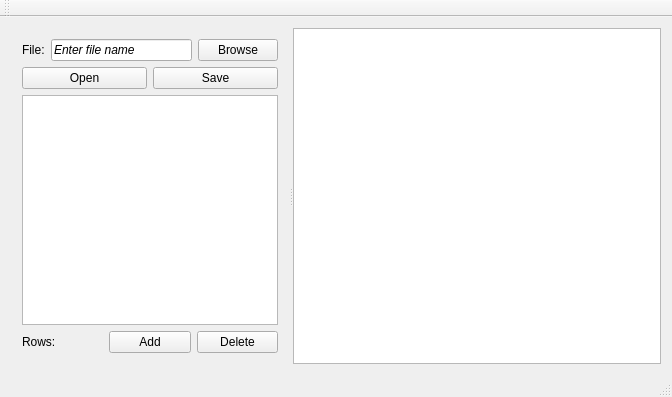
bdknopp/CSVGrapher, file MainWindow.ui: the form before one commit.
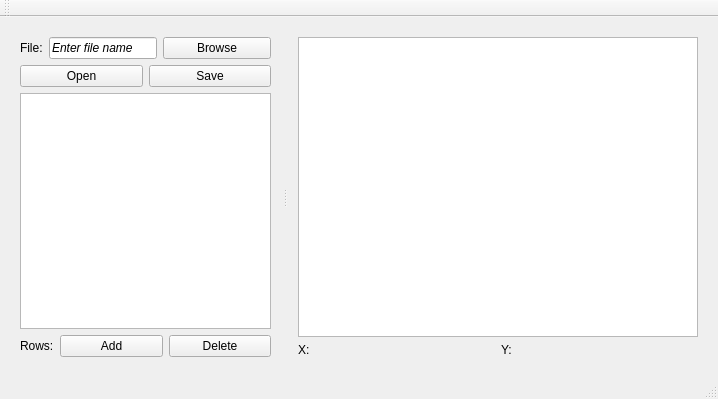
The form after the commit.

Commit message: Corrected component size with axis labels.

What changed in the file:
```diff
--- a/MainWindow.ui
+++ b/MainWindow.ui
@@ -6,7 +6,7 @@
    <rect>
     <x>0</x>
     <y>0</y>
-    <width>672</width>
+    <width>695</width>
     <height>397</height>
    </rect>
   </property>
@@ -20,26 +20,53 @@
    <string>CSV Data Graph</string>
   </property>
   <widget class="QWidget" name="centralWidget">
-   <layout class="QHBoxLayout" name="horizontalLayout_3">
+   <layout class="QHBoxLayout" name="horizontalLayout_5" stretch="0">
+    <property name="spacing">
+     <number>6</number>
+    </property>
+    <property name="leftMargin">
+     <number>9</number>
+    </property>
+    <property name="topMargin">
+     <number>9</number>
+    </property>
+    <property name="rightMargin">
+     <number>9</number>
+    </property>
+    <property name="bottomMargin">
+     <number>9</number>
+    </property>
     <item>
      <widget class="QSplitter" name="splitter">
       <property name="sizePolicy">
        <sizepolicy hsizetype="Minimum" vsizetype="Preferred">
-        <horstretch>0</horstretch>
-        <verstretch>0</verstretch>
+        <horstretch>1</horstretch>
+        <verstretch>1</verstretch>
        </sizepolicy>
       </property>
       <property name="orientation">
        <enum>Qt::Horizontal</enum>
       </property>
+      <property name="handleWidth">
+       <number>5</number>
+      </property>
       <widget class="QWidget" name="">
-       <layout class="QVBoxLayout" name="verticalLayout_2">
+       <layout class="QVBoxLayout" name="verticalLayout_2" stretch="0,0">
+        <property name="spacing">
+         <number>6</number>
+        </property>
         <item>
          <layout class="QVBoxLayout" name="verticalLayout">
           <item>
            <layout class="QHBoxLayout" name="horizontalLayout">
             <item>
              <widget class="QLabel" name="fileLabel">
+              <property name="sizePolicy">
+               <sizepolicy hsizetype="Fixed" vsizetype="Preferred">
+                <horstretch>1</horstretch>
+                <verstretch>0</verstretch>
+               </sizepolicy>
+              </property>
               <property name="text">
                <string>File:</string>
               </property>
@@ -47,6 +74,12 @@
             </item>
             <item>
              <widget class="QLineEdit" name="fileTextBox">
+              <property name="sizePolicy">
+               <sizepolicy hsizetype="Minimum" vsizetype="Fixed">
+                <horstretch>1</horstretch>
+                <verstretch>0</verstretch>
+               </sizepolicy>
+              </property>
               <property name="font">
                <font>
                 <italic>true</italic>
@@ -62,6 +95,12 @@
             </item>
             <item>
              <widget class="QPushButton" name="browseButton">
+              <property name="sizePolicy">
+               <sizepolicy hsizetype="Minimum" vsizetype="Fixed">
+                <horstretch>1</horstretch>
+                <verstretch>0</verstretch>
+               </sizepolicy>
+              </property>
               <property name="text">
                <string>Browse</string>
               </property>
@@ -73,6 +112,12 @@
            <layout class="QHBoxLayout" name="horizontalLayout_2">
             <item>
              <widget class="QPushButton" name="fileOpenButton">
+              <property name="sizePolicy">
+               <sizepolicy hsizetype="Minimum" vsizetype="Fixed">
+                <horstretch>1</horstretch>
+                <verstretch>0</verstretch>
+               </sizepolicy>
+              </property>
               <property name="text">
                <string>Open</string>
               </property>
@@ -80,6 +125,12 @@
             </item>
             <item>
              <widget class="QPushButton" name="fileSaveButton">
+              <property name="sizePolicy">
+               <sizepolicy hsizetype="Minimum" vsizetype="Fixed">
+                <horstretch>1</horstretch>
+                <verstretch>0</verstretch>
+               </sizepolicy>
+              </property>
               <property name="text">
                <string>Save</string>
               </property>
@@ -95,16 +146,31 @@
            <widget class="QTableView" name="tableView">
             <property name="sizePolicy">
              <sizepolicy hsizetype="Minimum" vsizetype="MinimumExpanding">
-              <horstretch>40</horstretch>
+              <horstretch>30</horstretch>
               <verstretch>0</verstretch>
              </sizepolicy>
             </property>
+            <property name="minimumSize">
+             <size>
+              <width>200</width>
+              <height>0</height>
+             </size>
+            </property>
+            <property name="sizeAdjustPolicy">
+             <enum>QAbstractScrollArea::AdjustIgnored</enum>
+            </property>
            </widget>
           </item>
           <item>
            <layout class="QHBoxLayout" name="horizontalLayout_4">
             <item>
              <widget class="QLabel" name="rowsLabel">
+              <property name="sizePolicy">
+               <sizepolicy hsizetype="Fixed" vsizetype="Preferred">
+                <horstretch>1</horstretch>
+                <verstretch>0</verstretch>
+               </sizepolicy>
+              </property>
               <property name="text">
                <string>Rows:</string>
               </property>
@@ -112,6 +178,12 @@
             </item>
             <item>
              <widget class="QPushButton" name="addRowButton">
+              <property name="sizePolicy">
+               <sizepolicy hsizetype="Minimum" vsizetype="Fixed">
+                <horstretch>1</horstretch>
+                <verstretch>0</verstretch>
+               </sizepolicy>
+              </property>
               <property name="text">
                <string>Add</string>
               </property>
@@ -119,6 +191,12 @@
             </item>
             <item>
              <widget class="QPushButton" name="deleteRowButton">
+              <property name="sizePolicy">
+               <sizepolicy hsizetype="Minimum" vsizetype="Fixed">
+                <horstretch>1</horstretch>
+                <verstretch>0</verstretch>
+               </sizepolicy>
+              </property>
               <property name="text">
                <string>Delete</string>
               </property>
@@ -130,16 +208,61 @@
         </item>
        </layout>
       </widget>
-      <widget class="QGraphicsView" name="graphicsView">
-       <property name="sizePolicy">
-        <sizepolicy hsizetype="Expanding" vsizetype="Expanding">
-         <horstretch>60</horstretch>
-         <verstretch>0</verstretch>
-        </sizepolicy>
-       </property>
-       <property name="sizeAdjustPolicy">
-        <enum>QAbstractScrollArea::AdjustToContents</enum>
-       </property>
+      <widget class="QWidget" name="">
+       <layout class="QVBoxLayout" name="verticalLayout_9" stretch="0,0">
+        <property name="spacing">
+         <number>6</number>
+        </property>
+        <item>
+         <widget class="QGraphicsView" name="graphicsView">
+          <property name="sizePolicy">
+           <sizepolicy hsizetype="Expanding" vsizetype="Expanding">
+            <horstretch>70</horstretch>
+            <verstretch>0</verstretch>
+           </sizepolicy>
+          </property>
+          <property name="minimumSize">
+           <size>
+            <width>400</width>
+            <height>300</height>
+           </size>
+          </property>
+          <property name="sizeAdjustPolicy">
+           <enum>QAbstractScrollArea::AdjustToContents</enum>
+          </property>
+         </widget>
+        </item>
+        <item>
+         <layout class="QHBoxLayout" name="horizontalLayout_3">
+          <item>
+           <widget class="QLabel" name="xLabel">
+            <property name="sizePolicy">
+             <sizepolicy hsizetype="Expanding" vsizetype="Fixed">
+              <horstretch>1</horstretch>
+              <verstretch>0</verstretch>
+             </sizepolicy>
+            </property>
+            <property name="text">
+             <string>X:</string>
+            </property>
+           </widget>
+          </item>
+          <item>
+           <widget class="QLabel" name="yLabel">
+            <property name="sizePolicy">
+             <sizepolicy hsizetype="Expanding" vsizetype="Fixed">
+              <horstretch>1</horstretch>
+              <verstretch>0</verstretch>
+             </sizepolicy>
+            </property>
+            <property name="text">
+             <string>Y:</string>
+            </property>
+           </widget>
+          </item>
+         </layout>
+        </item>
+       </layout>
       </widget>
      </widget>
     </item>
```
The commit also changes 2 other files.
